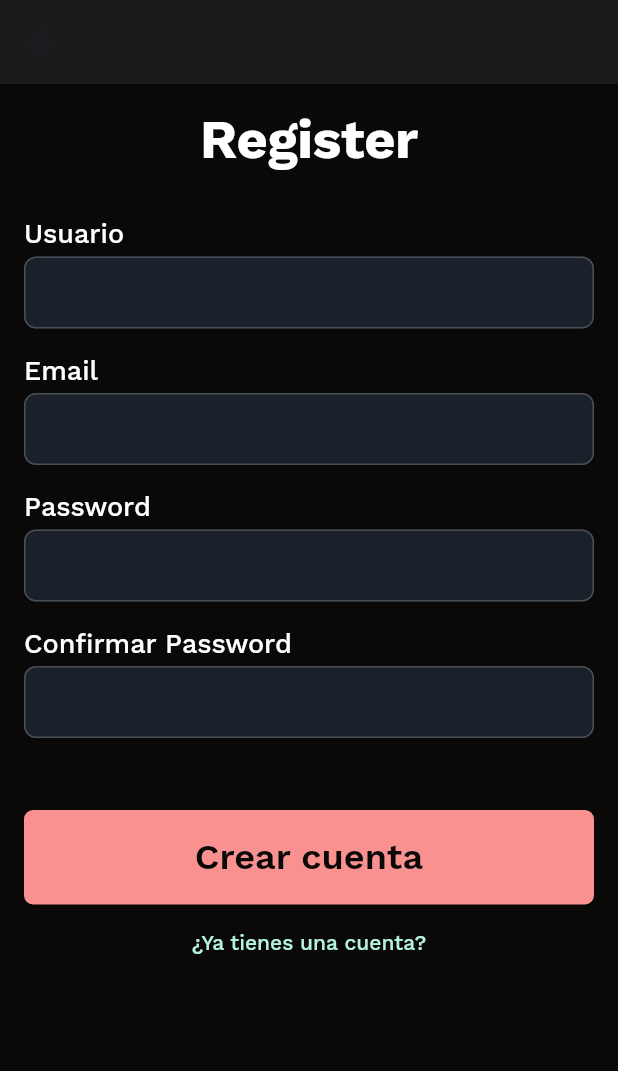
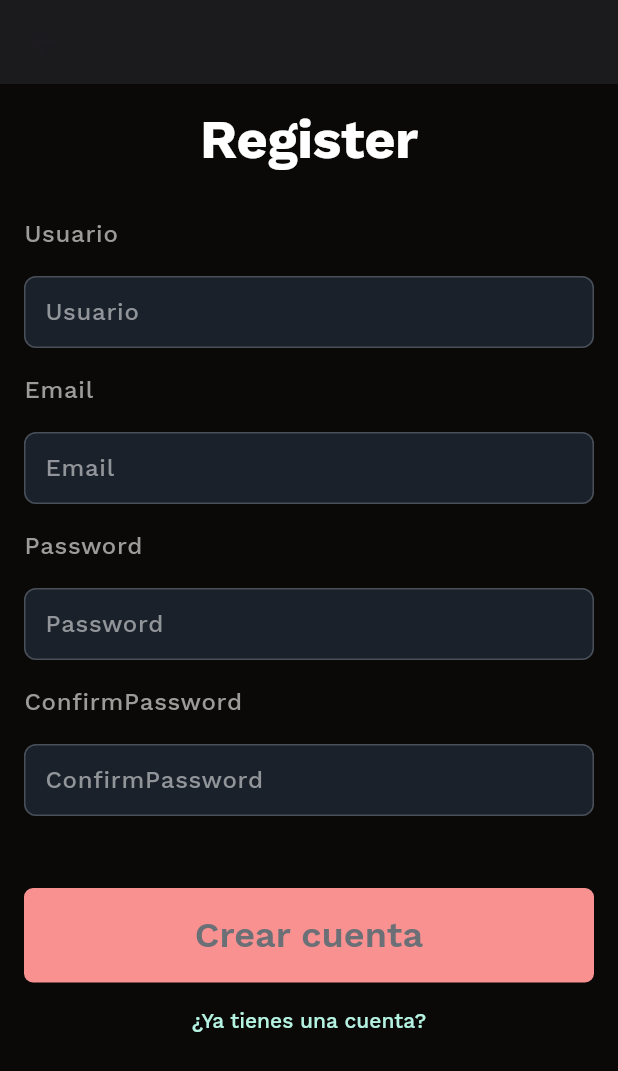
Before and after one commit to Miguelyrax/curioso-app-movil, a Flutter app: the RegisterScreen screen opened by its route, on a phone screen of 412 x 824 dp. Shown: the top 1071 px of the screen. Run offline on Flutter 3.47's test engine with Material 2 defaults, Android fonts, the phone set to English and light mode, and no system bars; our stand-ins replace bloc, dartz, equatable, flutter_bloc, get_it, google_fonts and 1 more; network calls fail.

Commit message:
register implementado

```diff
--- a/lib/features/user/domain/repository/user_repository.dart
+++ b/lib/features/user/domain/repository/user_repository.dart
@@ -5,4 +5,5 @@ import '../entities/user.dart';
 
 abstract class UserRepository{
   Future<Either<Failure,User>> login(String email, String password);
+  Future<Either<Failure,User>> register(String email, String password,String name);
 }
--- a/lib/features/user/domain/usecases/login.dart
+++ b/lib/features/user/domain/usecases/login.dart
@@ -20,10 +20,12 @@ class Login extends UseCase<User,UserParams>{
 class UserParams {
   final String email;
   final String password;
+  final String? name;
 
   UserParams(
     {
     required this.email,
+    this.name,
     required this.password
     }
   );
--- /dev/null
+++ b/lib/features/user/domain/usecases/register.dart
@@ -0,0 +1,19 @@
+
+
+import 'package:curioso_app/core/error/failure.dart';
+import 'package:curioso_app/core/usecases/usecase.dart';
+import 'package:curioso_app/features/user/domain/entities/user.dart';
+import 'package:curioso_app/features/user/domain/repository/user_repository.dart';
+import 'package:curioso_app/features/user/domain/usecases/login.dart';
+import 'package:dartz/dartz.dart';
+
+class Register extends UseCase<User,UserParams>{
+  final UserRepository repository;
+
+  Register(this.repository);
+  @override
+  Future<Either<Failure, User>> execute(UserParams params) {
+    return repository.register(params.email, params.password, params.name!);
+  }
+
+}
--- a/lib/features/user/presentation/bloc/user_bloc.dart
+++ b/lib/features/user/presentation/bloc/user_bloc.dart
@@ -1,6 +1,7 @@
 import 'package:bloc/bloc.dart';
 import 'package:curioso_app/features/user/domain/entities/user.dart';
 import 'package:curioso_app/features/user/domain/usecases/login.dart';
+import 'package:curioso_app/features/user/domain/usecases/register.dart';
 import 'package:equatable/equatable.dart';
 
 part 'user_event.dart';
@@ -8,7 +9,8 @@ part 'user_state.dart';
 
 class UserBloc extends Bloc<UserEvent, UserState> {
   final Login login;
-  UserBloc(this.login) : super(UserInitial()) {
+  final Register register;
+  UserBloc(this.login, this.register) : super(UserInitial()) {
     on<UserEvent>((event, emit) {
       // TODO: implement event handler
     });
@@ -22,6 +24,16 @@ class UserBloc extends Bloc<UserEvent, UserState> {
         (data) => emit(UserHasData(data))
       );
     });
+    on<OnUserRegister>((event,emit)async{
+      emit(UserLoading());
+      final result = await register.execute(
+        UserParams(email: event.email, password: event.password, name: event.name)
+      );
+      result.fold(
+        (failure) => emit(UserError(failure.message)),
+        (data) => emit(UserHasData(data))
+      );
+    });
 
   }
 }
--- a/lib/features/user/presentation/bloc/user_event.dart
+++ b/lib/features/user/presentation/bloc/user_event.dart
@@ -17,3 +17,16 @@ class OnUserLoaded extends UserEvent{
     }
   );
 }
+class OnUserRegister extends UserEvent{
+  final String email;
+  final String password;
+  final String name;
+
+  const OnUserRegister(
+    {
+    required this.email,
+    required this.password,
+    required this.name,
+    }
+  );
+}
--- a/lib/features/user/presentation/screens/register_screen.dart
+++ b/lib/features/user/presentation/screens/register_screen.dart
@@ -1,9 +1,12 @@
+import 'package:curioso_app/core/ui/custom_snackbar.dart';
+import 'package:curioso_app/core/usecases/validator.dart';
 import 'package:curioso_app/features/user/presentation/bloc/user_bloc.dart';
 import 'package:flutter/material.dart';
 import 'package:flutter_bloc/flutter_bloc.dart';
 
 import '../../../../core/themes/colors.dart';
 import '../../../../routes.dart';
+import '../widgets/custom_field.dart';
 
 
 class RegisterScreen extends StatefulWidget {
@@ -15,15 +18,93 @@ class RegisterScreen extends StatefulWidget {
 }
 
 class _RegisterScreenState extends State<RegisterScreen> {
+  late FocusNode focusEmail;
+  late FocusNode focusPassword;
+  late FocusNode focusUsuario;
+  late FocusNode focusConfirmPassword;
+  final fieldKeyEmail=GlobalKey<FormFieldState>();
+  final fieldKeyPassword=GlobalKey<FormFieldState>();
+  final fieldKeyUsuario=GlobalKey<FormFieldState>();
+  final fieldKeyConfirmPassword=GlobalKey<FormFieldState>();
   final TextEditingController ctrlEmail = TextEditingController();
   final TextEditingController ctrlPassword = TextEditingController();
   final TextEditingController ctrlUsuario = TextEditingController();
   final TextEditingController ctrlConfirmPassword = TextEditingController();
   final GlobalKey<FormState> _key= GlobalKey<FormState>();
+  List<bool> _validatorControl = [false, false, false, false];
+  @override
+  void initState() {
+    focusEmail=FocusNode()..addListener(_listereEmail);
+    focusPassword=FocusNode()..addListener(_listerePassword);
+    focusUsuario=FocusNode()..addListener(_listereUsuario);
+    focusConfirmPassword=FocusNode()..addListener(_listereConfirmPassword);
+    super.initState();
+  }
+
+  void _listereEmail() {
+    if (!focusEmail.hasFocus) {
+        if(fieldKeyEmail.currentState != null) {
+          fieldKeyEmail.currentState!.validate();
+        }
+    }
+  }
+  void _listerePassword() {
+    if (!focusPassword.hasFocus) {
+        if(fieldKeyPassword.currentState != null) {
+          fieldKeyPassword.currentState!.validate();
+        }
+    }
+   }
+  void _listereUsuario() {
+    if (!focusUsuario.hasFocus) {
+        if(fieldKeyUsuario.currentState != null) {
+          fieldKeyUsuario.currentState!.validate();
+        }
+    }
+   }
+  void _listereConfirmPassword() {
+    if (!focusConfirmPassword.hasFocus) {
+        if(fieldKeyConfirmPassword.currentState != null) {
+          fieldKeyConfirmPassword.currentState!.validate();
+        }
+    }
+  }
+  bool isValid=false;
+
+  @override
+  void dispose() {
+    focusEmail.removeListener(_listereEmail);
+    focusPassword.removeListener(_listerePassword);
+    focusUsuario.removeListener(_listereUsuario);
+    focusConfirmPassword.removeListener(_listereConfirmPassword);
+    focusEmail.dispose();
+    focusPassword.dispose();
+    focusUsuario.dispose();
+    focusConfirmPassword.dispose();
+    ctrlEmail.dispose();
+    ctrlPassword.dispose();
+    ctrlUsuario.dispose();
+    ctrlConfirmPassword.dispose();
+    super.dispose();
+  }
   @override
   Widget build(BuildContext context) {
+     final blocProvider=BlocProvider.of<UserBloc>(context,listen: false);
     return BlocListener<UserBloc, UserState>(
       listener: (context,state) {
+        if(state is UserLoading){
+          isValid=false;
+          setState(() {
+
+          });
+        }
+        if(state is UserError){
+          customSnackBar(context,texto: state.message);
+          isValid=true;
+          setState(() {
+
+          });
+        }
         if(state is UserHasData){
           Navigator.pop(context);
         }
@@ -37,7 +118,11 @@ class _RegisterScreenState extends State<RegisterScreen> {
             padding: const EdgeInsets.all(16.0),
             child: Form(
               key: _key,
-              autovalidateMode: AutovalidateMode.onUserInteraction,
+              onChanged: () async{
+                await Future.delayed(const Duration(milliseconds: 100));
+                isValid=_validatorControl.every((e) => e==true);
+                 setState(() => {
+              });},
               child: Column(
               crossAxisAlignment: CrossAxisAlignment.start,
               children: [
@@ -55,19 +140,18 @@ class _RegisterScreenState extends State<RegisterScreen> {
                 const SizedBox(
                   height: 32,
                 ),
-                Text(
-                  'Usuario',
-                  style: Theme.of(context).textTheme.headline4!.copyWith(),
-                ),
-                const SizedBox(
-                  height: 4,
-                ),
-                TextFormField(
+                CustomInput(
+                  fieldKey: fieldKeyUsuario,
+                  focusNode: focusUsuario,
                   controller: ctrlUsuario,
+                  label: 'Usuario',
+                  placeholderText: 'Usuario',
                   validator: (value){
                     if(value?.isEmpty??true){
-                      return 'Ingrese Usuario';
-                    }else{
+                       _validatorControl[0]=false;
+                      return 'Ingrese usuario';
+                    }else {
+                       _validatorControl[0]=true;
                       return null;
                     }
                   },
@@ -75,19 +159,39 @@ class _RegisterScreenState extends State<RegisterScreen> {
                 const SizedBox(
                   height: 16,
                 ),
-                Text(
-                  'Email',
-                  style: Theme.of(context).textTheme.headline4!.copyWith(),
+                CustomInput(
+                  fieldKey: fieldKeyEmail,
+                  focusNode: focusEmail,
+                  controller: ctrlEmail,
+                  label: 'Email',
+                  placeholderText: 'Email',
+                  keyboardType: TextInputType.emailAddress,
+                  validator:(value){
+                    final result=Validator().emailValidator(value);
+                    if(result==null){
+                       _validatorControl[1]=true;
+                      return result;
+                    }else{
+                       _validatorControl[1]=false;
+                       return result;
+                    }
+                  },
                 ),
                 const SizedBox(
-                  height: 4,
+                  height: 16,
                 ),
-                TextFormField(
-                  controller: ctrlEmail,
+                CustomInput(
+                  fieldKey: fieldKeyPassword,
+                  focusNode: focusPassword,
+                  controller: ctrlPassword,
+                  label: 'Password',
+                  placeholderText: 'Password',
                   validator: (value){
                     if(value?.isEmpty??true){
-                      return 'Ingrese email';
+                       _validatorControl[2]=false;
+                      return 'Ingrese password';
                     }else{
+                       _validatorControl[2]=true;
                       return null;
                     }
                   },
@@ -95,44 +199,22 @@ class _RegisterScreenState extends State<RegisterScreen> {
                 const SizedBox(
                   height: 16,
                 ),
-                Text(
-                  'Password',
-                  style: Theme.of(context).textTheme.headline4!.copyWith(),
-                ),
-                const SizedBox(
-                  height: 4,
-                ),
-                TextFormField(
-                  obscureText: true,
-                  controller: ctrlPassword,
+                CustomInput(
+                  fieldKey: fieldKeyConfirmPassword,
+                  focusNode: focusConfirmPassword,
+                  controller: ctrlConfirmPassword,
+                  label: 'ConfirmPassword',
+                  placeholderText: 'ConfirmPassword',
                   validator: (value){
                     if(value?.isEmpty??true){
-                      return 'Ingrese password';
-                    }else{
-                      return null;
-                    }
-                  },
-                ),
-                const SizedBox(
-                  height: 16,
-                ),
-                Text(
-                  'Confirmar Password',
-                  style: Theme.of(context).textTheme.headline4!.copyWith(),
-                ),
-                const SizedBox(
-                  height: 4,
-                ),
-                TextFormField(
-                  obscureText: true,
-                  controller: ctrlConfirmPassword,
-                  validator: (value){
-                    if(value?.isEmpty??true){
+                       _validatorControl[3]=false;
                       return 'Ingrese password';
                     }else if(value!=ctrlPassword.text){
+                      _validatorControl[3]=false;
                       return 'El password no coincide';
                     }
                     else{
+                       _validatorControl[3]=true;
                       return null;
                     }
                   },
@@ -152,10 +234,9 @@ class _RegisterScreenState extends State<RegisterScreen> {
                         style: ButtonStyle(
                           backgroundColor: MaterialStateProperty.all(CuriosityColors.orangered)
                         ),
-                        onPressed: (){
+                        onPressed:!isValid?null: (){
                           if(validateForm()){
-
-
+                            blocProvider.add(OnUserRegister(email: ctrlEmail.text, password: ctrlPassword.text, name: ctrlUsuario.text));
                           }
                       }, child: const Text('Crear cuenta')),
               ),
--- /dev/null
+++ b/lib/features/user/presentation/widgets/custom_field.dart
@@ -0,0 +1,128 @@
+import 'package:curioso_app/core/themes/colors.dart';
+import 'package:flutter/material.dart';
+import 'package:flutter/services.dart';
+
+class CustomInput extends StatefulWidget {
+  final TextEditingController controller;
+  final String label;
+  final GlobalKey<FormFieldState>? fieldKey;
+  final bool? enabled;
+  final bool? hideErrors;
+  final TextInputType? keyboardType;
+  final List<TextInputFormatter>? maskFormatter;
+  final int? maxLenght;
+  final bool? obscureText;
+  final void Function(String)? onChangedField;
+  final String? placeholderText;
+  final Widget? prefix;
+  final bool? tooglePassword;
+  final String? Function(String?)? validator;
+  final FocusNode? focusNode;
+
+  const CustomInput({
+    Key? key,
+    required this.controller,
+    required this.label,
+    this.focusNode,
+    this.fieldKey,
+    this.enabled,
+    this.hideErrors,
+    this.keyboardType,
+    this.maskFormatter,
+    this.maxLenght,
+    this.obscureText,
+    this.onChangedField,
+    this.placeholderText,
+    this.prefix,
+    this.tooglePassword,
+    this.validator,
+  }) : super(key: key);
+
+  @override
+  _CustomInputState createState() => _CustomInputState();
+}
+
+class _CustomInputState extends State<CustomInput> {
+  bool isObscure = false;
+  bool toogleObscure = true;
+
+  final GlobalKey<FormFieldState> _fieldKey = GlobalKey<FormFieldState>();
+  final FocusNode _focusNode = FocusNode();
+
+  @override
+  void initState() {
+    super.initState();
+    isObscure = (widget.tooglePassword != null && widget.tooglePassword!)
+        ? true
+        : widget.obscureText ?? false;
+  }
+
+  @override
+  Widget build(BuildContext context) {
+    final List<TextInputFormatter>? inputformatters =
+        (widget.maskFormatter != null) ? widget.maskFormatter! : [];
+    inputformatters!.add(LengthLimitingTextInputFormatter(widget.maxLenght));
+
+    return Column(
+      crossAxisAlignment: CrossAxisAlignment.start,
+      children: [
+        Text(widget.label,
+            style: Theme.of(context)
+                .textTheme
+                .bodyText1!
+                .copyWith(color: CuriosityColors.gray),
+            textAlign: TextAlign.start),
+        const SizedBox(
+          height: 16,
+        ),
+        Focus(
+          child: Listener(
+            onPointerDown: (_) {
+              FocusScope.of(context).requestFocus(_focusNode);
+            },
+            child: TextFormField(
+              key: _fieldKey,
+              autocorrect: false,
+              autovalidateMode: AutovalidateMode.onUserInteraction,
+              focusNode: widget.focusNode,
+              textCapitalization: TextCapitalization.none,
+              controller: widget.controller,
+              keyboardType: widget.keyboardType,
+              obscureText: (isObscure) ? toogleObscure : isObscure,
+              onChanged: widget.onChangedField,
+              inputFormatters: inputformatters,
+              decoration: InputDecoration(
+                hintText: widget.placeholderText,
+                prefixIcon: widget.prefix,
+                suffixIcon: (isObscure)
+                    ? IconButton(
+                        icon: (toogleObscure)
+                            ? const Icon(Icons.lock)
+                            : const Icon(Icons.lock_open),
+                        iconSize: 16.0,
+                        color: CuriosityColors.mountainMist,
+                        onPressed: () =>
+                            setState(() => toogleObscure = !toogleObscure),
+                      )
+                    : null,
+                errorStyle: (widget.hideErrors ?? false)
+                    ? const TextStyle(height: 0)
+                    : null,
+              ),
+              enabled: widget.enabled,
+              validator: widget.validator,
+            ),
+          ),
+          focusNode: _focusNode,
+          onFocusChange: (hasFocus) {
+            if (!hasFocus) {
+              if(widget.fieldKey?.currentState != null) {
+                widget.fieldKey?.currentState!.validate();
+              }
+            }
+          },
+        ),
+      ],
+    );
+  }
+}
--- a/lib/injection.dart
+++ b/lib/injection.dart
@@ -21,6 +21,7 @@ import 'package:curioso_app/features/quiz/presentation/bloc/quiz_bloc.dart';
 import 'package:curioso_app/features/user/data/datasource/user_data_source.dart';
 import 'package:curioso_app/features/user/domain/repository/user_repository.dart';
 import 'package:curioso_app/features/user/domain/usecases/login.dart';
+import 'package:curioso_app/features/user/domain/usecases/register.dart';
 import 'package:curioso_app/features/user/presentation/bloc/user_bloc.dart';
 import 'package:get_it/get_it.dart';
 import 'package:http/http.dart' as http;
@@ -37,7 +38,7 @@ void init(){
   locator.registerFactory(() => DetailBloc(locator()));
   locator.registerFactory(() => HistoricaldataBloc(locator()));
   locator.registerFactory(() => NewsBloc(getNewsGeneral: locator(), getNewsSymbol: locator()));
-  locator.registerFactory(() => UserBloc(locator()));
+  locator.registerFactory(() => UserBloc(locator(),locator()));
 
   //usecase
   locator.registerLazySingleton(() => GetQuiz(locator()));
@@ -48,6 +49,7 @@ void init(){
   locator.registerLazySingleton(() => GetNewsGeneral(locator()));
   locator.registerLazySingleton(() => GetNewsSymbol(locator()));
   locator.registerLazySingleton(() => Login(locator()));
+  locator.registerLazySingleton(() => Register(locator()));
 
   //Repository
   locator.registerLazySingleton<QuizRepository>(() =>
--- a/lib/routes.dart
+++ b/lib/routes.dart
@@ -40,7 +40,7 @@ class AppNavigator {
       case _Paths.detail:
         return SlideTransitionRoute(page:const DetailInstrumentScreen());
       case _Paths.auth:
-        return SlideTransitionRoute(page: AuthScreen(),offset: const Offset(0,2));
+        return SlideTransitionRoute(page: const AuthScreen(),offset: const Offset(0,2));
       case _Paths.register:
         return SlideTransitionRoute(page: const RegisterScreen(),offset: const Offset(0,2));
       default:
```
Also changed, not shown: lib/core/ui/custom_snackbar.dart (added, +14 -0 lines), lib/core/usecases/validator.dart (added, +18 -0 lines), lib/features/user/data/datasource/user_data_source.dart (+25 -0 lines), lib/features/user/data/repository/user_repository_impl.dart (+14 -0 lines), 4 other files.
